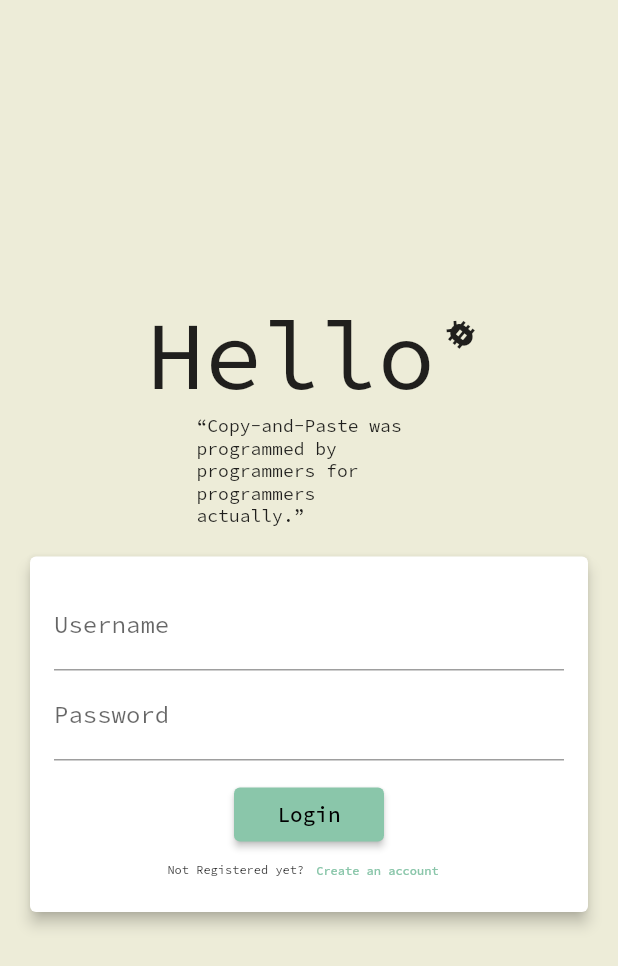
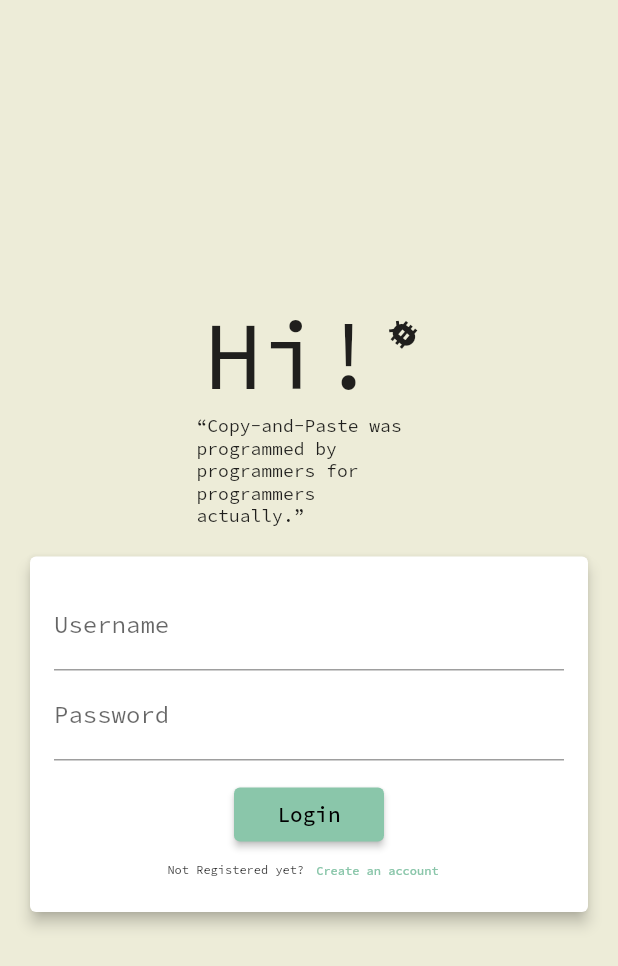
Before and after one commit to Wihann1/Bug-Reporting-App, a Flutter app: the screen it shows after launch, on a phone screen of 412 x 824 dp. Shown: the top 966 px of the screen. Run offline on Flutter 3.47's test engine with Material 2 defaults, Android fonts, the phone set to English and light mode, and no system bars; our stand-ins replace flex_color_scheme, google_fonts.

Commit message:
CHnage Hello to Hi

```diff
--- a/Bug Reporting App/bugreportingapp/lib/Screens/Login_Screen.dart
+++ b/Bug Reporting App/bugreportingapp/lib/Screens/Login_Screen.dart
@@ -25,7 +25,7 @@ class _LoginSCreenState extends State<LoginSCreen> {
             mainAxisAlignment: MainAxisAlignment.center,
             children: [
               const Text(
-                'Hello',
+                'Hi!',
                 style: TextStyle(fontSize: 64),
               ),
               Container(
```
